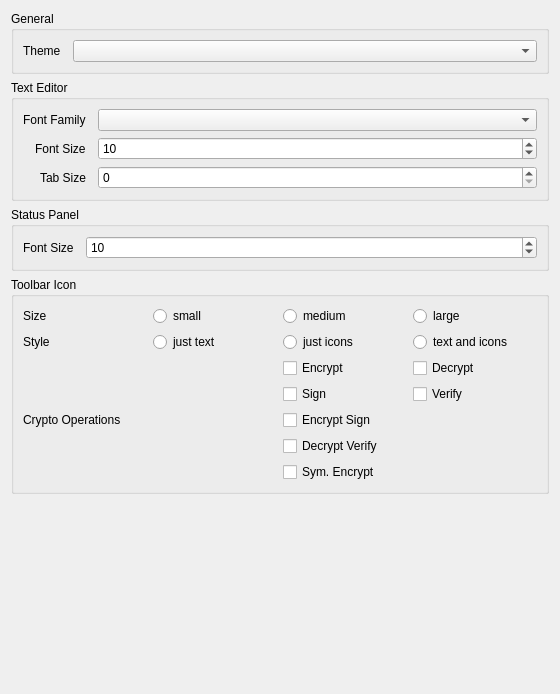
saturneric/GpgFrontend, file ui/AppearanceSettings.ui: the form before one commit.
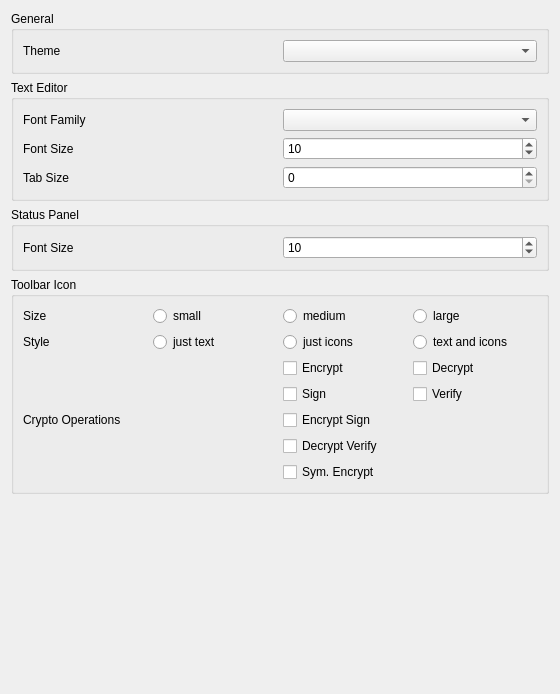
The form after the commit.

Commit message:
refactor(ui): simplify layouts in `AppearanceSettings.ui`
* Replace nested `QFormLayout`s with explicit `QHBoxLayout`/`QVBoxLayout`
  combinations to gain finer control over spacing and alignment.
* Set explicit size policies for combo boxes and spin boxes and add
  label properties (scaledContents, margin) to ensure consistent sizing
  and alignment across platforms.
* Improve layout predictability and maintainability for appearance
  settings UI without changing runtime behavior or logic.

```diff
--- a/ui/AppearanceSettings.ui
+++ b/ui/AppearanceSettings.ui
@@ -23,17 +23,8 @@
        </property>
        <layout class="QVBoxLayout" name="verticalLayout_2">
         <item>
-         <layout class="QFormLayout" name="formLayout_2">
-          <property name="fieldGrowthPolicy">
-           <enum>QFormLayout::FieldGrowthPolicy::AllNonFixedFieldsGrow</enum>
-          </property>
-          <property name="labelAlignment">
-           <set>Qt::AlignmentFlag::AlignRight|Qt::AlignmentFlag::AlignTrailing|Qt::AlignmentFlag::AlignVCenter</set>
-          </property>
-          <property name="horizontalSpacing">
-           <number>12</number>
-          </property>
-          <item row="0" column="0">
+         <layout class="QHBoxLayout" name="horizontalLayout_4">
+          <item>
            <widget class="QLabel" name="themaLabel">
             <property name="sizePolicy">
              <sizepolicy hsizetype="Preferred" vsizetype="Preferred">
@@ -46,8 +37,15 @@
             </property>
            </widget>
           </item>
-          <item row="0" column="1">
-           <widget class="QComboBox" name="themeComboBox"/>
+          <item>
+           <widget class="QComboBox" name="themeComboBox">
+            <property name="sizePolicy">
+             <sizepolicy hsizetype="Preferred" vsizetype="Fixed">
+              <horstretch>0</horstretch>
+              <verstretch>0</verstretch>
+             </sizepolicy>
+            </property>
+           </widget>
           </item>
          </layout>
         </item>
@@ -61,33 +59,43 @@
        </property>
        <layout class="QVBoxLayout" name="verticalLayout_3">
         <item>
-         <layout class="QFormLayout" name="textEditorFormLayout">
-          <property name="sizeConstraint">
-           <enum>QLayout::SizeConstraint::SetDefaultConstraint</enum>
-          </property>
-          <property name="fieldGrowthPolicy">
-           <enum>QFormLayout::FieldGrowthPolicy::AllNonFixedFieldsGrow</enum>
-          </property>
-          <property name="rowWrapPolicy">
-           <enum>QFormLayout::RowWrapPolicy::DontWrapRows</enum>
-          </property>
-          <property name="labelAlignment">
-           <set>Qt::AlignmentFlag::AlignRight|Qt::AlignmentFlag::AlignTrailing|Qt::AlignmentFlag::AlignVCenter</set>
-          </property>
-          <property name="horizontalSpacing">
-           <number>12</number>
-          </property>
-          <item row="0" column="0">
+         <layout class="QVBoxLayout" name="verticalLayout_4">
+          <item>
+           <layout class="QHBoxLayout" name="horizontalLayout_5">
+            <item>
            <widget class="QLabel" name="textEditorFontLabel">
+              <property name="sizePolicy">
+               <sizepolicy hsizetype="Preferred" vsizetype="Preferred">
+                <horstretch>0</horstretch>
+                <verstretch>0</verstretch>
+               </sizepolicy>
+              </property>
             <property name="text">
              <string>Font Family</string>
             </property>
-           </widget>
-          </item>
-          <item row="0" column="1">
-           <widget class="QComboBox" name="textEditorFontComboBox"/>
-          </item>
-          <item row="1" column="0">
+              <property name="scaledContents">
+               <bool>false</bool>
+              </property>
+              <property name="margin">
+               <number>0</number>
+              </property>
+             </widget>
+            </item>
+            <item>
+             <widget class="QComboBox" name="textEditorFontComboBox">
+              <property name="sizePolicy">
+               <sizepolicy hsizetype="Preferred" vsizetype="Fixed">
+                <horstretch>0</horstretch>
+                <verstretch>0</verstretch>
+               </sizepolicy>
+              </property>
+             </widget>
+            </item>
+           </layout>
+          </item>
+          <item>
+           <layout class="QHBoxLayout" name="horizontalLayout_7">
+            <item>
            <widget class="QLabel" name="fontSizeTextEditorLabel">
             <property name="sizePolicy">
              <sizepolicy hsizetype="Preferred" vsizetype="Preferred">
@@ -100,8 +108,14 @@
             </property>
            </widget>
           </item>
-          <item row="1" column="1">
+            <item>
            <widget class="QSpinBox" name="textEditorFontSizeSpinBox">
+              <property name="sizePolicy">
+               <sizepolicy hsizetype="Preferred" vsizetype="Fixed">
+                <horstretch>0</horstretch>
+                <verstretch>0</verstretch>
+               </sizepolicy>
+              </property>
             <property name="minimum">
              <number>9</number>
             </property>
@@ -113,15 +127,34 @@
             </property>
            </widget>
           </item>
-          <item row="2" column="0">
+           </layout>
+          </item>
+          <item>
+           <layout class="QHBoxLayout" name="horizontalLayout_8">
+            <item>
            <widget class="QLabel" name="textEditorTabSizeLabel">
+              <property name="sizePolicy">
+               <sizepolicy hsizetype="Preferred" vsizetype="Preferred">
+                <horstretch>0</horstretch>
+                <verstretch>0</verstretch>
+               </sizepolicy>
+              </property>
             <property name="text">
              <string>Tab Size</string>
             </property>
            </widget>
           </item>
-          <item row="2" column="1">
-           <widget class="QSpinBox" name="textEditorTabSizeSpinBox"/>
+            <item>
+             <widget class="QSpinBox" name="textEditorTabSizeSpinBox">
+              <property name="sizePolicy">
+               <sizepolicy hsizetype="Preferred" vsizetype="Fixed">
+                <horstretch>0</horstretch>
+                <verstretch>0</verstretch>
+               </sizepolicy>
+              </property>
+             </widget>
+            </item>
+           </layout>
           </item>
          </layout>
         </item>
@@ -135,24 +168,15 @@
        </property>
        <layout class="QGridLayout" name="gridLayout_8">
         <item row="0" column="0">
-         <layout class="QFormLayout" name="formLayout">
-          <property name="fieldGrowthPolicy">
-           <enum>QFormLayout::FieldGrowthPolicy::AllNonFixedFieldsGrow</enum>
-          </property>
-          <property name="labelAlignment">
-           <set>Qt::AlignmentFlag::AlignRight|Qt::AlignmentFlag::AlignTrailing|Qt::AlignmentFlag::AlignVCenter</set>
-          </property>
-          <property name="horizontalSpacing">
-           <number>12</number>
-          </property>
-          <item row="0" column="0">
+         <layout class="QHBoxLayout" name="horizontalLayout_3">
+          <item>
            <widget class="QLabel" name="fontSizeInformationBoardLabel">
             <property name="text">
              <string>Font Size</string>
             </property>
            </widget>
           </item>
-          <item row="0" column="1">
+          <item>
            <widget class="QSpinBox" name="fontSizeInformationBoardSpinBox">
             <property name="minimum">
              <number>9</number>
```
Left out of the diff: 3 changed lines with no effect on the pictures. Lines whose indentation alone changed are shown as unchanged.
